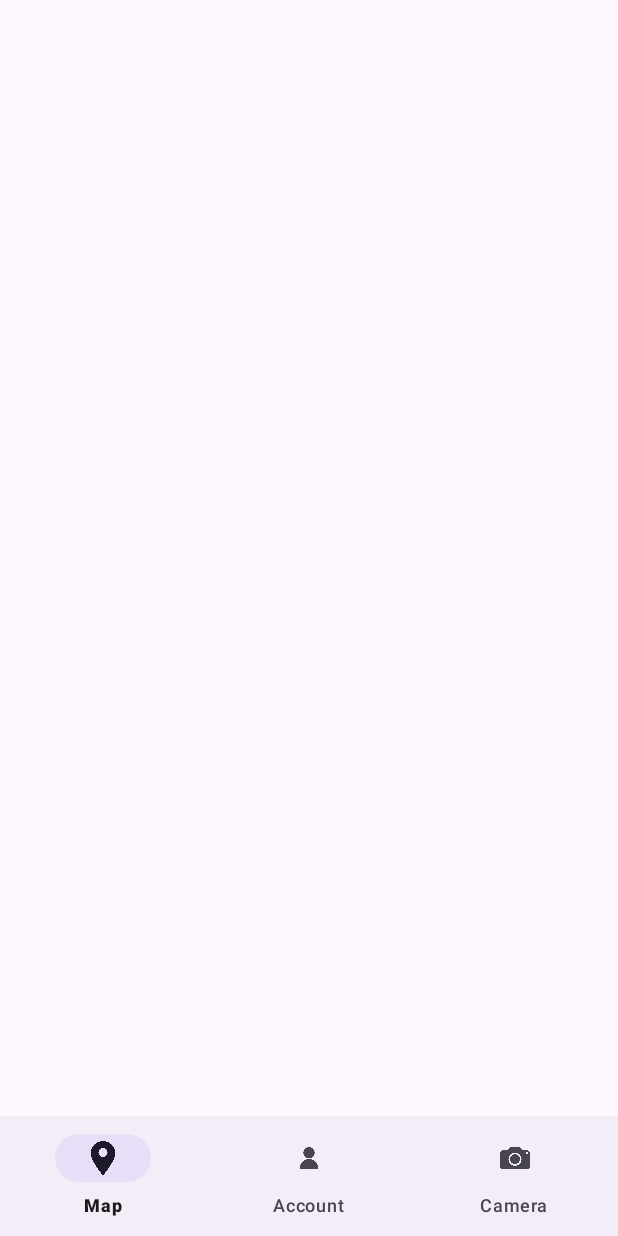
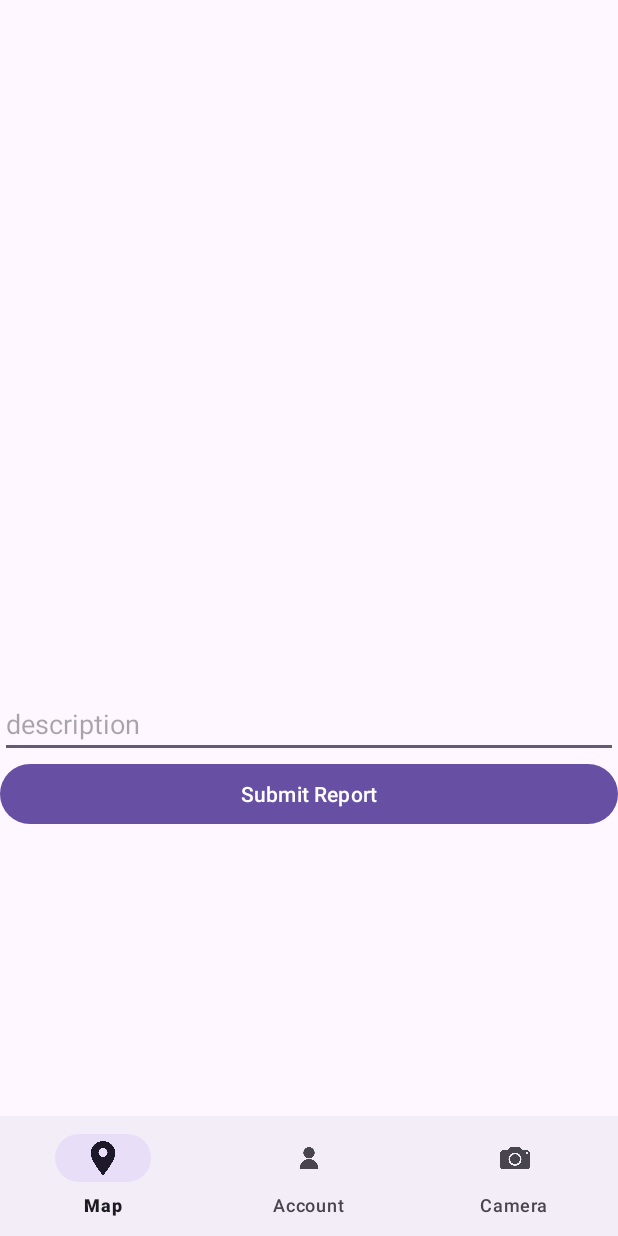
Before and after one commit to YuvalRadin/CamGuard, an Android app: the CameraActivity screen opened directly, with no data from a screen before it, on a phone screen of 412 x 824 dp. Run offline under Robolectric (Android 15) with nearby library versions, the phone set to English and light mode, and no system bars.

Commit message:
fixed register checkups, added a submit report page

```diff
--- a/app/src/main/java/com/example/camguard/UI/Register/moduleRegister.java
+++ b/app/src/main/java/com/example/camguard/UI/Register/moduleRegister.java
@@ -52,7 +52,7 @@ public class moduleRegister {
             etEmail.setError("invalid email (.@)");
             return false;
         }
-        if(etEmail.getText().toString().indexOf(".") != etEmail.getText().toString().lastIndexOf("."))
+        if(!etEmail.getText().toString().contains(".co.")&&etEmail.getText().toString().indexOf(".") != etEmail.getText().toString().lastIndexOf("."))
         {
             etEmail.setError("invalid email (..)");
             return false;
--- a/app/src/main/res/layout/activity_camera.xml
+++ b/app/src/main/res/layout/activity_camera.xml
@@ -6,11 +6,42 @@
     android:layout_height="match_parent"
     tools:context=".UI.Camera.CameraActivity">
 
-    <ImageView
+    <ScrollView
         android:layout_width="match_parent"
         android:layout_height="match_parent"
+        android:id="@+id/scrollView"
+        android:layout_above="@id/bottom_navigation">
+        <RelativeLayout
+            android:layout_width="match_parent"
+            android:layout_height="match_parent"
+            android:orientation="vertical">
+
+
+        <ImageView
+        android:layout_width="400dp"
+        android:layout_height="460dp"
         android:id="@+id/ivCamera"
-        android:layout_above="@id/bottom_navigation"/>
+            android:layout_centerHorizontal="true"/>
+
+
+            <EditText
+                android:id="@+id/etReport"
+                android:layout_width="match_parent"
+                android:layout_height="wrap_content"
+                android:hint="description"
+                android:layout_below="@id/ivCamera"
+                />
+
+            <Button
+                android:layout_width="match_parent"
+                android:layout_height="match_parent"
+                android:layout_below="@id/etReport"
+                android:text="Submit Report"
+                />
+
+        </RelativeLayout>
+</ScrollView>
+
 
     <com.google.android.material.bottomnavigation.BottomNavigationView
         android:id="@+id/bottom_navigation"
```
Also changed, not shown: app/src/main/java/com/example/camguard/UI/Camera/CameraActivity.java (+25 -1 lines).
